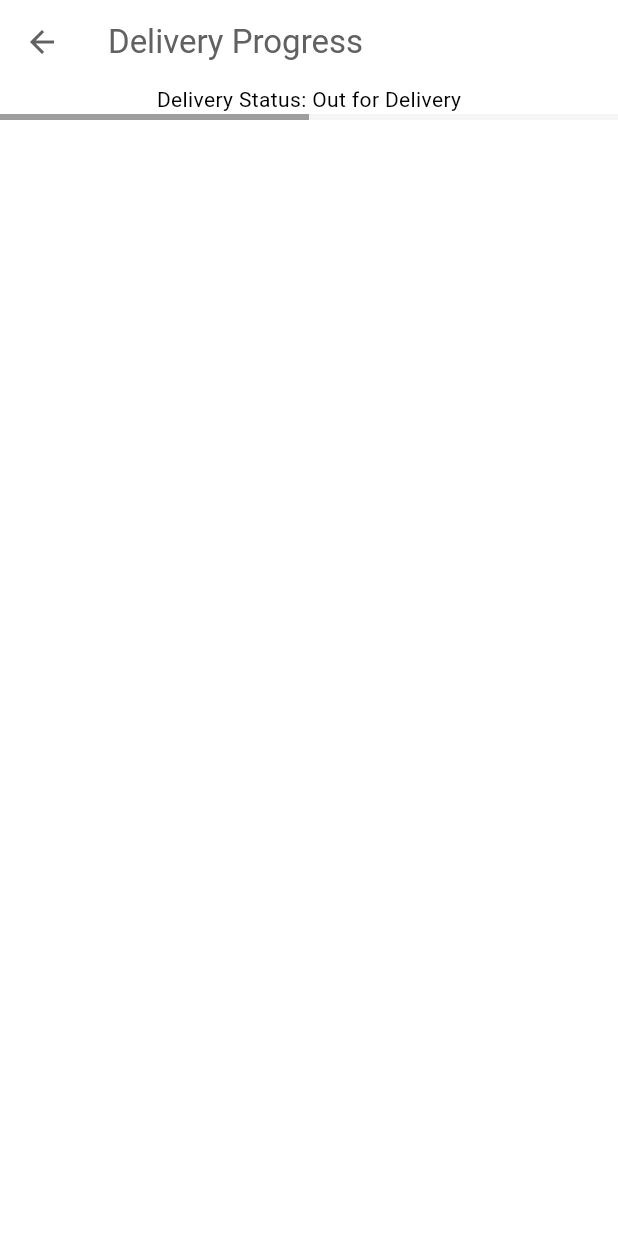
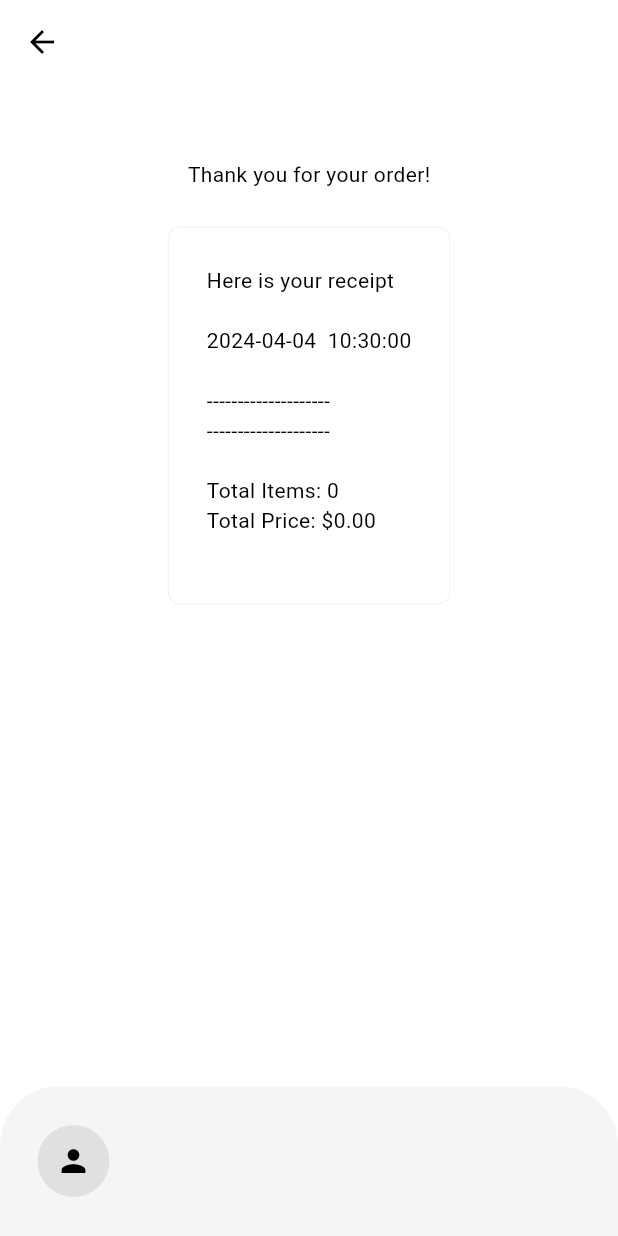
Before and after one commit to Mehmet-Durna/flutter-firebase-delivery-app, a Flutter app: the DeliveryProgressPage screen opened directly, on a phone screen of 412 x 824 dp. Run offline on Flutter 3.47's test engine with Material 3 defaults, Android fonts, the phone set to English and light mode, and no system bars; our stand-ins replace cloud_firestore, firebase_auth, firebase_core, flutter_credit_card; accounts and stored records are empty; network calls fail.

Commit message:
firestore is enabled

```diff
--- /dev/null
+++ b/lib/components/my_receipt.dart
@@ -0,0 +1,35 @@
+import 'package:delivery/models/restaurant.dart';
+import 'package:flutter/material.dart';
+import 'package:provider/provider.dart';
+
+class MyReceipt extends StatelessWidget {
+  const MyReceipt({super.key});
+
+  @override
+  Widget build(BuildContext context) {
+    return   Padding(
+      padding: EdgeInsets.only(top: 50, left: 25, right: 25, bottom: 25),
+      child: Center(
+        child: Column(
+          mainAxisAlignment: MainAxisAlignment.center,
+          children: [
+            Text("Thank you for your order!"),
+            SizedBox(height: 25),
+
+            Container(
+              decoration: BoxDecoration(
+                border: Border.all(color: Theme.of(context).colorScheme.secondary),
+                borderRadius: BorderRadius.circular(8),
+              ),
+              padding: EdgeInsets.all(25),
+              child: Consumer<Restaurant>(
+                builder: (context, restaurant, child) =>
+                Text(restaurant.DisplayCartReceipt()),
+              ),
+            ),
+          ],
+        ),
+      ),
+    );
+  }
+}
--- a/lib/main.dart
+++ b/lib/main.dart
@@ -1,4 +1,4 @@
-import 'package:delivery/services/auth/login_or_register.dart';
+import 'package:delivery/services/auth/auth_gate.dart';
 import 'package:delivery/firebase_options.dart';
 import 'package:delivery/models/restaurant.dart';
 import 'package:firebase_core/firebase_core.dart';
@@ -33,7 +33,7 @@ class MyApp extends StatelessWidget {
   Widget build(BuildContext context) {
     return MaterialApp(
       debugShowCheckedModeBanner: false,
-      home:  LoginOrRegister(),
+      home:  AuthGate(),
       theme: Provider.of<ThemeProvider>(context).themeData,
     );
   }
--- a/lib/models/restaurant.dart
+++ b/lib/models/restaurant.dart
@@ -1,6 +1,7 @@
 import 'package:collection/collection.dart';
 import 'package:delivery/models/cart_item.dart';
 import 'package:flutter/material.dart';
+import 'package:intl/intl.dart';
 
 import 'food.dart';
 
@@ -259,6 +260,41 @@ final List<CartItem> _cart = [];
  */
 
   //generate a receipt
+  String DisplayCartReceipt(){
+    final receipt = StringBuffer();
+    receipt.writeln('Here is your receipt');
+    receipt.writeln();
+
+    // format the date to include up seconds only
+  String formattedDate = DateFormat('yyyy-MM-dd  HH:mm:ss').format(DateTime.now());
+
+  receipt.writeln(formattedDate);
+  receipt.writeln();
+  receipt.writeln("--------------------");
+  for (final cartItem in _cart){
+    receipt.writeln(
+      "${cartItem.quantity} x ${cartItem.food.name} ${_formatPrice(cartItem.totalPrice)}");
+      if(cartItem.selectedAddons.isNotEmpty){
+        receipt.writeln("   Add-ons: ${_formatAddons(cartItem.selectedAddons)}");
+      }
+      receipt.writeln();
+  }
+  receipt.writeln("--------------------");
+  receipt.writeln();
+  receipt.writeln("Total Items: ${getTotalItemCount()}");
+  receipt.writeln("Total Price: ${_formatPrice(totalCartPrice)}");
+  return receipt.toString();
+
+   }
+
   //format double value into money
+String _formatPrice(double price){
+return "\$${price.toStringAsFixed(2)}";
+}
+
   // format list of addons into string summary
+  String _formatAddons(List<Addon> addons){
+    return addons
+    .map((addon) => "${addon.name} ${_formatPrice(addon.price)})").join(", ");
+  }
 }
--- a/lib/pages/delivery_progress_page.dart
+++ b/lib/pages/delivery_progress_page.dart
@@ -1,36 +1,79 @@
 import 'package:flutter/material.dart';
+import 'package:delivery/components/my_receipt.dart';
+import 'package:delivery/models/restaurant.dart';
+import 'package:delivery/services/database/firestore.dart';
+import 'package:provider/provider.dart';
 
-class DeliveryProgressPage extends StatelessWidget {
+class DeliveryProgressPage extends StatefulWidget {
   const DeliveryProgressPage({super.key});
+
+  @override
+  State<DeliveryProgressPage> createState() => _DeliveryProgressPageState();
+}
+
+class _DeliveryProgressPageState extends State<DeliveryProgressPage> {
+
+  //get access to db
+  FirestoreService db = FirestoreService();
+
+  @override
+  void initState(){
+    super.initState();
+    //save order to db
+   String receipt = context.read<Restaurant>().DisplayCartReceipt();
+    db.saveOrderToDatabase(receipt);
+  }
 
   @override
   Widget build(BuildContext context) {
     return Scaffold(
       appBar: AppBar(
-        title: Text('Delivery Progress'),
         backgroundColor: Colors.transparent,
-        foregroundColor: Theme.of(context).colorScheme.inversePrimary,
       ),
-      body: Column(
+      bottomNavigationBar: _buildBottomNavBar(context),
+      body: const Column(
         children: [
-          // delivery progress
-          Expanded(
-            child: Column(
-              children: [
-                // delivery status
-                const Text('Delivery Status: Out for Delivery'),
+        MyReceipt(),
+              ],
+            ),
+          );
+  }
 
-                // delivery progress bar
-                LinearProgressIndicator(
-                  value: 0.5,
-                  backgroundColor: Theme.of(context).colorScheme.secondary,
-                  valueColor: AlwaysStoppedAnimation<Color>(
-                    Theme.of(context).colorScheme.primary,
+  // Custom Bottom Nav Bar - Message / Call delivery person
+  Widget _buildBottomNavBar(BuildContext context) {
+    return Container(
+      height: 100,
+      decoration: BoxDecoration(
+        color: Theme.of(context).colorScheme.secondary,
+        borderRadius: const BorderRadius.only(
+          topLeft: Radius.circular(40),
+          topRight: Radius.circular(40),
         ),
       ),
-              ],
+      padding: const EdgeInsets.all(25),
+      child: Row(
+        children: [
+          //profile pic of driver
+      Container(
+        decoration: BoxDecoration(
+          color: Theme.of(context).colorScheme.background,
+          shape: BoxShape.circle,
+        ),
+        child: IconButton(
+          icon: const Icon(Icons.person),
+          onPressed: (){},
         ),
       ),
+
+      //driver info
+
+
+
+      //message button
+
+
+
+      //call button
         ],
         ),
       );
--- /dev/null
+++ b/lib/services/database/firestore.dart
@@ -0,0 +1,21 @@
+import 'package:cloud_firestore/cloud_firestore.dart';
+
+class FirestoreService{
+  // get collection of orders
+  final CollectionReference orders = FirebaseFirestore.instance.collection('orders');
+
+  // save order to firestore
+  Future<void> saveOrderToDatabase(String receipt) async{
+    try{
+      await orders.add({
+        'date': DateTime.now(),
+        'order': receipt,
+      });
+    }
+    // catch any errors
+    catch(e){
+      throw Exception(e);
+    }
+  }
+
+}
--- a/pubspec.yaml
+++ b/pubspec.yaml
@@ -40,6 +40,8 @@ dependencies:
   flutter_credit_card: ^4.0.1
   firebase_core: ^2.28.0
   firebase_auth: ^4.19.0
+  cloud_firestore: ^4.16.0
+  intl: ^0.19.0
 
 dev_dependencies:
   flutter_test:
```
Also changed, not shown: lib/components/my_drawer.dart (+8 -1 lines), lib/pages/login_page.dart (+18 -16 lines), lib/pages/register_page.dart (+36 -1 lines), lib/services/auth/auth_gate.dart (added, +28 -0 lines), pubspec.lock, 6 other files. Lines whose indentation alone changed are shown as unchanged.
